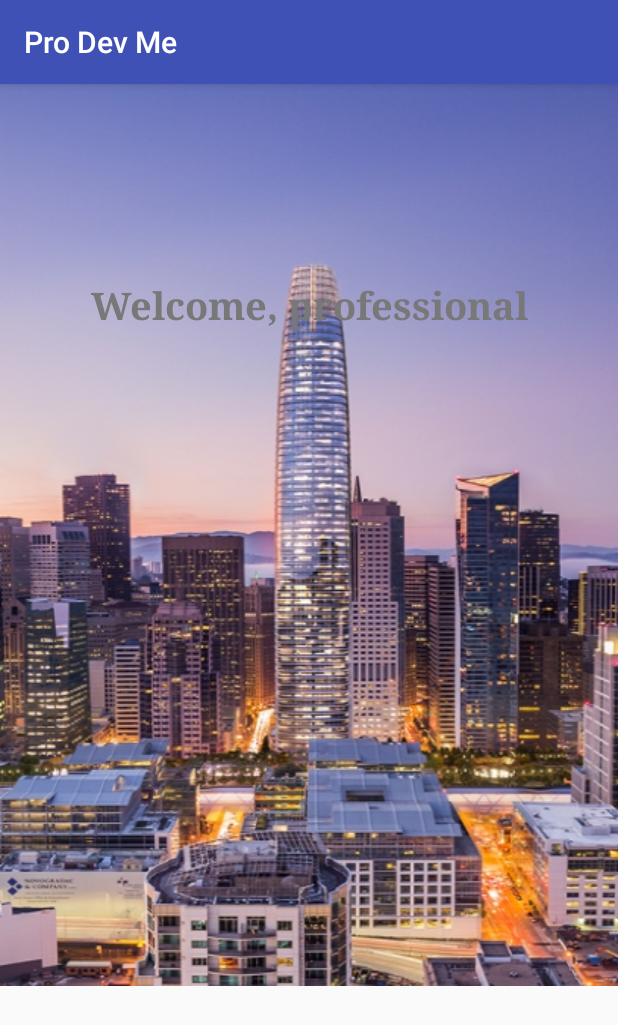
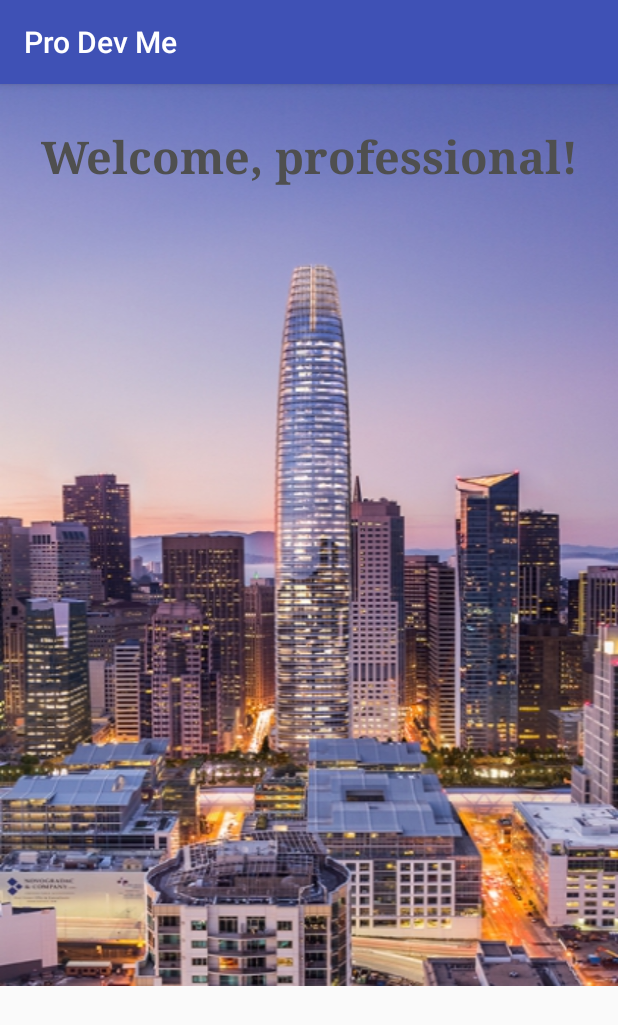
Before and after one commit to jacchevr/ProDevMe, an Android app: the fragment WelcomeScreenFragment shown on its own in the app's theme, on a phone screen of 412 x 824 dp. Shown: the top 1025 px of the screen. Run offline under Robolectric (Android 15) with nearby library versions, the phone set to English and light mode, and no system bars.

Commit message:
Chris told me to do this

```diff
--- a/app/build.gradle
+++ b/app/build.gradle
@@ -24,9 +24,9 @@ dependencies {
     androidTestCompile('com.android.support.test.espresso:espresso-core:2.2.2', {
         exclude group: 'com.android.support', module: 'support-annotations'
     })
-    compile 'com.android.support:appcompat-v7:27.+'
-    compile 'com.android.support:support-v4:27.+'
-    compile 'com.android.support:design:27.+'
+    compile 'com.android.support:appcompat-v7:27.1.0'
+    compile 'com.android.support:support-v4:27.1.0'
+    compile 'com.android.support:design:27.1.0'
     compile 'com.android.support.constraint:constraint-layout:1.0.2'
     compile 'android.arch.persistence.room:runtime:1.0.0'
     testCompile 'junit:junit:4.12'
--- a/app/src/main/res/layout/fragment_welcome_screen.xml
+++ b/app/src/main/res/layout/fragment_welcome_screen.xml
@@ -33,18 +33,20 @@
       android:gravity="center"
       android:layout_width="match_parent"
       android:layout_height="wrap_content"
-      android:layout_marginTop="122dp"
+      android:layout_marginTop="20dp"
       android:paddingLeft="10dp"
       android:paddingRight="10dp"
       android:ems="10"
       android:fontFamily="serif"
       android:inputType="textPersonName"
-      android:text="Welcome, professional"
-      android:textColor="#787878"
-      android:textSize="25dp"
+      android:text="Welcome, professional!"
+      android:textColor="#4f4f4f"
+      android:textSize="30dp"
       app:layout_constraintLeft_toLeftOf="parent"
       app:layout_constraintRight_toRightOf="parent"
       app:layout_constraintTop_toTopOf="@+id/imageView2"/>
+
+
 
   </ScrollView>
 
```
